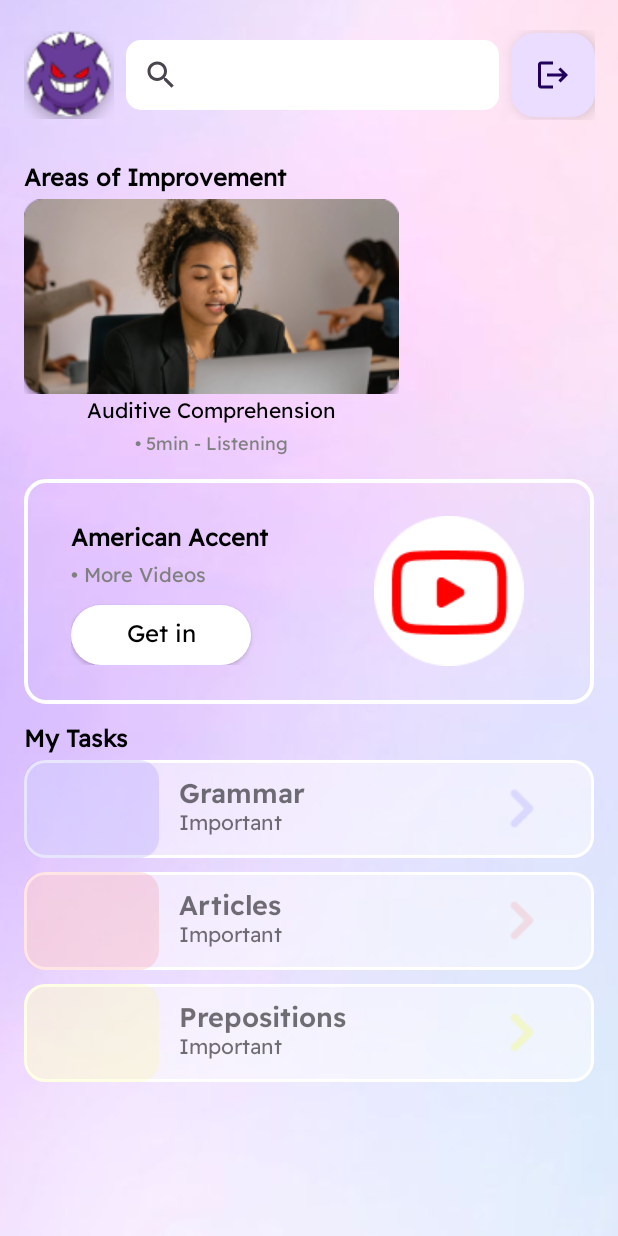
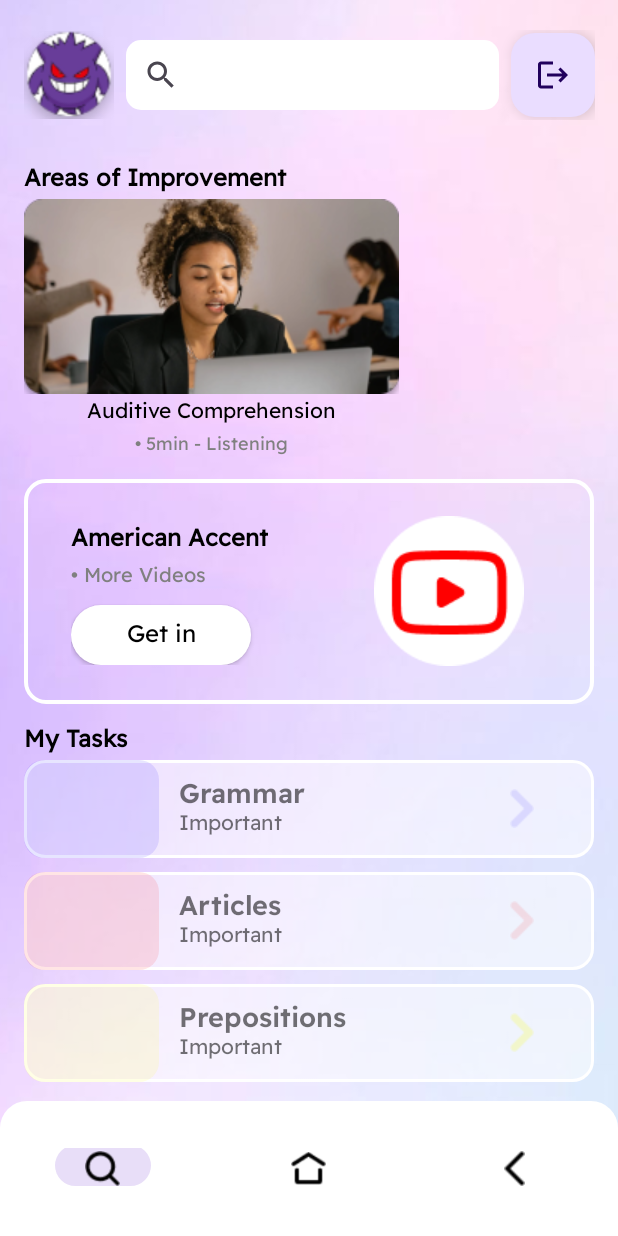
Before and after one commit to IngJadeUlloaaa/kotlinGergarVersant, an Android app: the MenuActivity screen opened directly, with no data from a screen before it, on a phone screen of 412 x 824 dp. Run offline under Robolectric (Android 15) with nearby library versions, the phone set to English and light mode, and no system bars.

Commit message:
btn succesfully

```diff
--- a/app/build.gradle.kts
+++ b/app/build.gradle.kts
@@ -5,12 +5,12 @@ plugins {
 
 android {
     namespace = "com.ingjadeulloaaa.gergarversant"
-    compileSdk = 33
+    compileSdk = 34
 
     defaultConfig {
         applicationId = "com.ingjadeulloaaa.gergarversant"
         minSdk = 24
-        targetSdk = 33
+        targetSdk = 34
         versionCode = 1
         versionName = "1.0"
 
@@ -21,11 +21,11 @@ android {
         release {
             isMinifyEnabled = false
             proguardFiles(
-                getDefaultProguardFile("proguard-android-optimize.txt"),
-                "proguard-rules.pro"
+                getDefaultProguardFile("proguard-android-optimize.txt"), "proguard-rules.pro"
             )
         }
     }
+
     compileOptions {
         sourceCompatibility = JavaVersion.VERSION_1_8
         targetCompatibility = JavaVersion.VERSION_1_8
@@ -37,9 +37,9 @@ android {
 
 dependencies {
 
-    implementation("androidx.core:core-ktx:1.9.0")
+    implementation("androidx.core:core-ktx:1.12.0")
     implementation("androidx.appcompat:appcompat:1.6.1")
-    implementation("com.google.android.material:material:1.9.0")
+    implementation("com.google.android.material:material:1.10.0")
     implementation("androidx.constraintlayout:constraintlayout:2.1.4")
     testImplementation("junit:junit:4.13.2")
     androidTestImplementation("androidx.test.ext:junit:1.1.5")
--- /dev/null
+++ b/app/src/main/res/drawable/nav_btn_container.xml
@@ -0,0 +1,9 @@
+<?xml version="1.0" encoding="utf-8"?>
+<shape xmlns:android="http://schemas.android.com/apk/res/android">
+    <corners
+        android:bottomLeftRadius="0dp"
+        android:bottomRightRadius="0dp"
+        android:topLeftRadius="18dp"
+        android:topRightRadius="18dp" />
+    <solid android:color="@color/backAllBtn" />
+</shape>
--- a/app/src/main/res/layout/activity_menu.xml
+++ b/app/src/main/res/layout/activity_menu.xml
@@ -7,6 +7,7 @@
     android:background="@drawable/app_background"
     tools:context=".MenuActivity">
 
+    <!--  top container  -->
     <androidx.appcompat.widget.LinearLayoutCompat
         android:id="@+id/childContainerMenu"
         android:layout_width="wrap_content"
@@ -56,6 +57,7 @@
         android:layout_height="wrap_content"
         android:layout_marginStart="16dp"
         android:layout_marginTop="25dp"
+        android:layout_marginEnd="16dp"
         android:fontFamily="@font/readex"
         android:text="@string/areasOfImprovement"
         android:textColor="@color/areasOfImprovement"
@@ -70,6 +72,7 @@
         android:layout_width="match_parent"
         android:layout_height="wrap_content"
         android:layout_marginStart="16dp"
+        android:layout_marginEnd="16dp"
         android:autoStart="true"
         android:inAnimation="@android:anim/slide_in_left"
         android:outAnimation="@android:anim/slide_out_right"
@@ -450,4 +453,19 @@
             </LinearLayout>
         </androidx.appcompat.widget.LinearLayoutCompat>
     </LinearLayout>
+
+    <!-- btn navigation's bar  -->
+    <com.google.android.material.bottomnavigation.BottomNavigationView
+        android:id="@+id/btnNavigationBarHome"
+        android:layout_width="match_parent"
+        android:layout_height="90dp"
+        app:itemIconSize="23.5dp"
+        app:itemIconTint="@color/icnColorBtnNav"
+        android:background="@drawable/nav_btn_container"
+        app:itemPaddingTop="31dp"
+        app:layout_constraintBottom_toBottomOf="parent"
+        app:layout_constraintEnd_toEndOf="parent"
+        app:layout_constraintStart_toStartOf="parent"
+        app:menu="@menu/btn_nav_menu">
+    </com.google.android.material.bottomnavigation.BottomNavigationView>
 </androidx.constraintlayout.widget.ConstraintLayout>
--- /dev/null
+++ b/app/src/main/res/menu/btn_nav_menu.xml
@@ -0,0 +1,20 @@
+<?xml version="1.0" encoding="utf-8"?>
+<menu xmlns:android="http://schemas.android.com/apk/res/android">
+    <!--  search btn  -->
+    <item
+        android:id="@+id/searchBtn"
+        android:icon="@drawable/search_icn"
+        android:title="@string/btnSearch" />
+
+    <!--  home btn  -->
+    <item
+        android:id="@+id/homeBtn"
+        android:icon="@drawable/home_icn"
+        android:title="@string/btnHome" />
+
+    <!--  back btn  -->
+    <item
+        android:id="@+id/backBtn"
+        android:icon="@drawable/back_icn"
+        android:title="@string/btnBack" />
+</menu>
--- a/app/src/main/res/values/colors.xml
+++ b/app/src/main/res/values/colors.xml
@@ -36,4 +36,9 @@
     <!--  grammar description  -->
     <color name="grammarD">#8C000000</color>
 
+    <!--  color container  -->
+    <color name="backAllBtn">#FFFFFFFF</color>
+    <!--  btn nav   -->
+    <color name="icnColorBtnNav">#FF000000</color>
+
 </resources>
--- a/app/src/main/res/values/strings.xml
+++ b/app/src/main/res/values/strings.xml
@@ -37,4 +37,9 @@
     <string name="prepositionsTitle">Prepositions</string>
     <!--  prepositions description  -->
     <string name="prepositionsDescription">Important</string>
+
+    <!--  btn menu  -->
+    <string name="btnSearch"> </string>
+    <string name="btnHome"> </string>
+    <string name="btnBack"> </string>
 </resources>
```
Also changed, not shown: app/src/main/res/drawable/back_icn.png (added), app/src/main/res/drawable/home_icn.png (added), app/src/main/res/drawable/search_icn.png (added).
